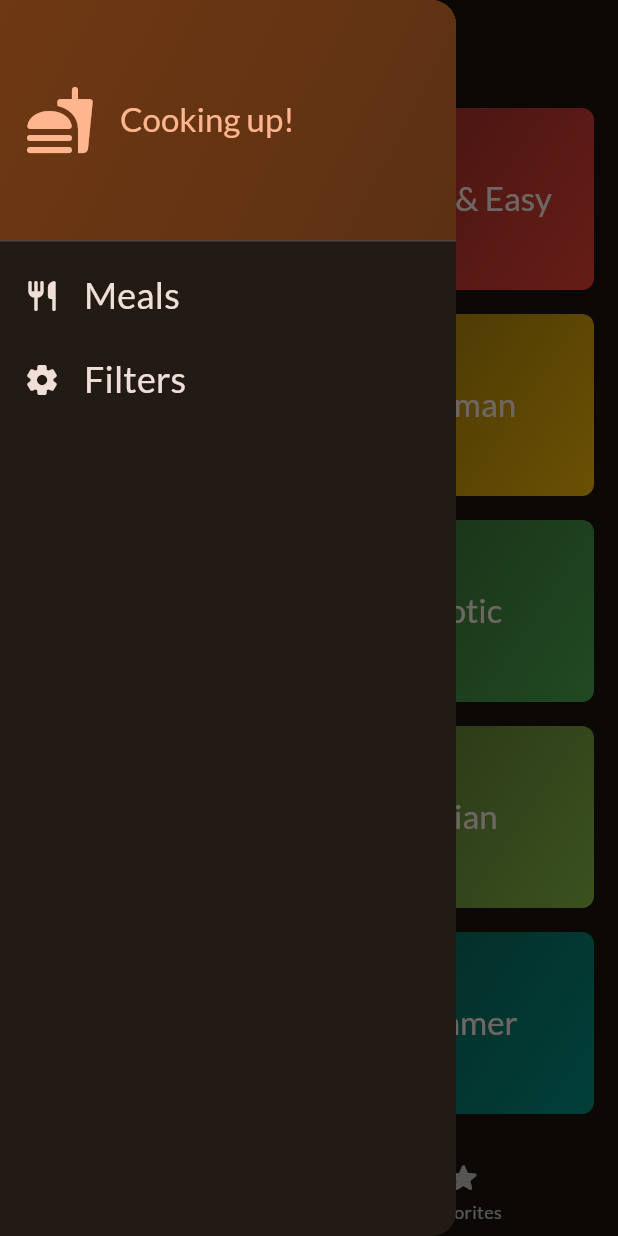
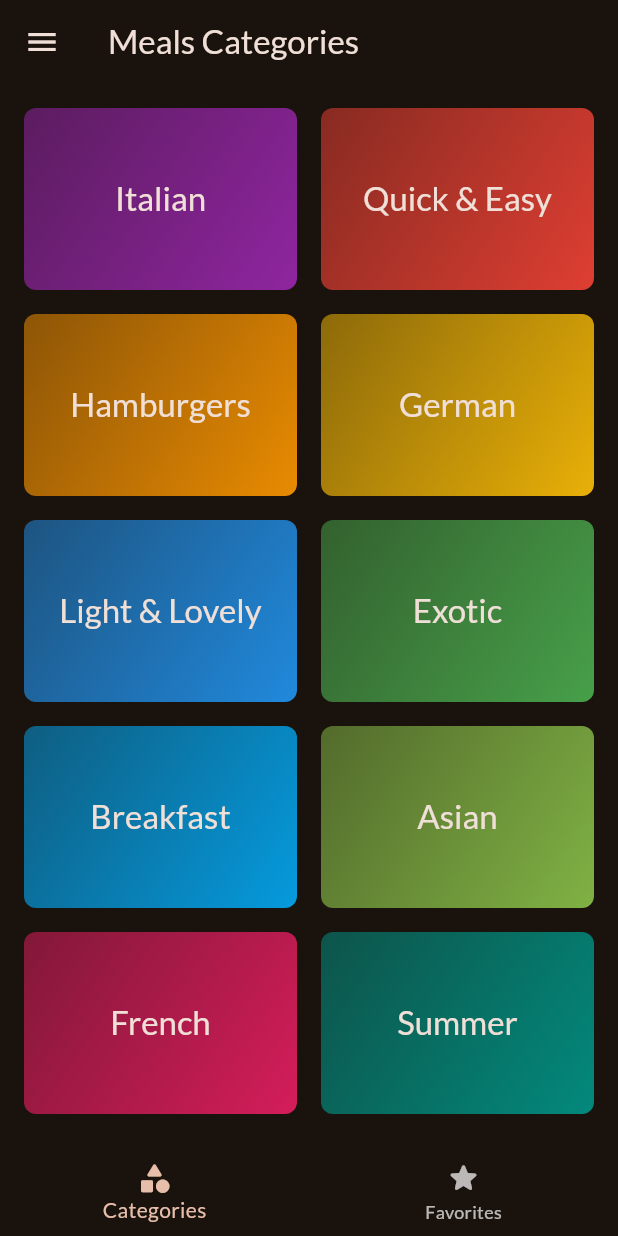
Before and after one commit to FadyFawzyOfficial/mealsx, a Flutter app: the screen it shows after launch, in the side drawer, after a tap on "Meals", on a phone screen of 412 x 824 dp. Run offline on Flutter 3.47's test engine with Material 3 defaults, Android fonts, the phone set to English and light mode, and no system bars; our stand-ins replace google_fonts, transparent_image.

Commit message:
25. Close the app drawer manually when the user navigate to meals screen (from it)

```diff
--- /dev/null
+++ b/lib/constants/strings.dart
@@ -0,0 +1,2 @@
+const kMeals = 'Meals';
+const kFilters = 'Filters';
--- a/lib/screens/tabs_screen.dart
+++ b/lib/screens/tabs_screen.dart
@@ -1,5 +1,6 @@
 import 'package:flutter/material.dart';
 
+import '../constants/strings.dart';
 import '../models/meal.dart';
 import '../widgets/app_drawer.dart';
 import 'categories_screen.dart';
@@ -22,7 +23,7 @@ class _TabsScreenState extends State<TabsScreen> {
       appBar: AppBar(
         title: Text(['Meals Categories', 'Your Favorites'][screenIndex]),
       ),
-      drawer: const AppDrawer(),
+      drawer: AppDrawer(onDrawerItemPressed: navigateFromDrawer),
       body: [
         CategoriesScreen(onMealFavoriteToggled: toggleMealFavoriteStatus),
         MealsScreen(
@@ -49,6 +50,10 @@ class _TabsScreenState extends State<TabsScreen> {
 
   void selectScreen(int index) => setState(() => screenIndex = index);
 
+  void navigateFromDrawer(String screen) {
+    screen == kFilters ? null : Navigator.pop(context);
+  }
+
   void toggleMealFavoriteStatus(Meal meal) {
     setState(
       () {
--- a/lib/widgets/app_drawer.dart
+++ b/lib/widgets/app_drawer.dart
@@ -1,9 +1,12 @@
 import 'package:flutter/material.dart';
+import 'package:mealsx/constants/strings.dart';
 
 import '../constants/materials.dart';
 
 class AppDrawer extends StatelessWidget {
-  const AppDrawer({super.key});
+  final void Function(String screenName) onDrawerItemPressed;
+
+  const AppDrawer({super.key, required this.onDrawerItemPressed});
 
   @override
   Widget build(context) {
@@ -44,13 +47,13 @@ class AppDrawer extends StatelessWidget {
           ),
           AppDrawerListTile(
             icon: Icons.restaurant_rounded,
-            label: 'Meals',
-            onPressed: () {},
+            label: kMeals,
+            onPressed: () => onDrawerItemPressed(kMeals),
           ),
           AppDrawerListTile(
             icon: Icons.settings_rounded,
-            label: 'Filters',
-            onPressed: () {},
+            label: kFilters,
+            onPressed: () => onDrawerItemPressed(kFilters),
           ),
         ],
       ),
```
